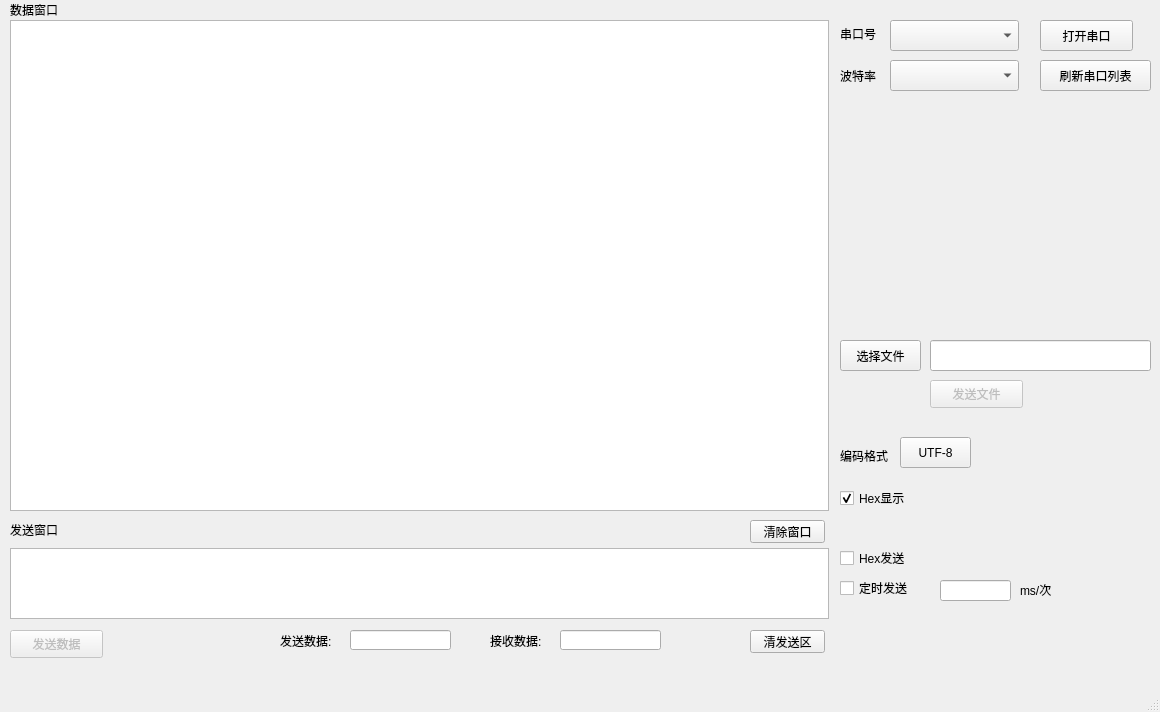
The window that ser_prj/untitled.ui (getBossMuchMoney/pyqt_serialTool) describes before a commit, drawn with Qt 5.
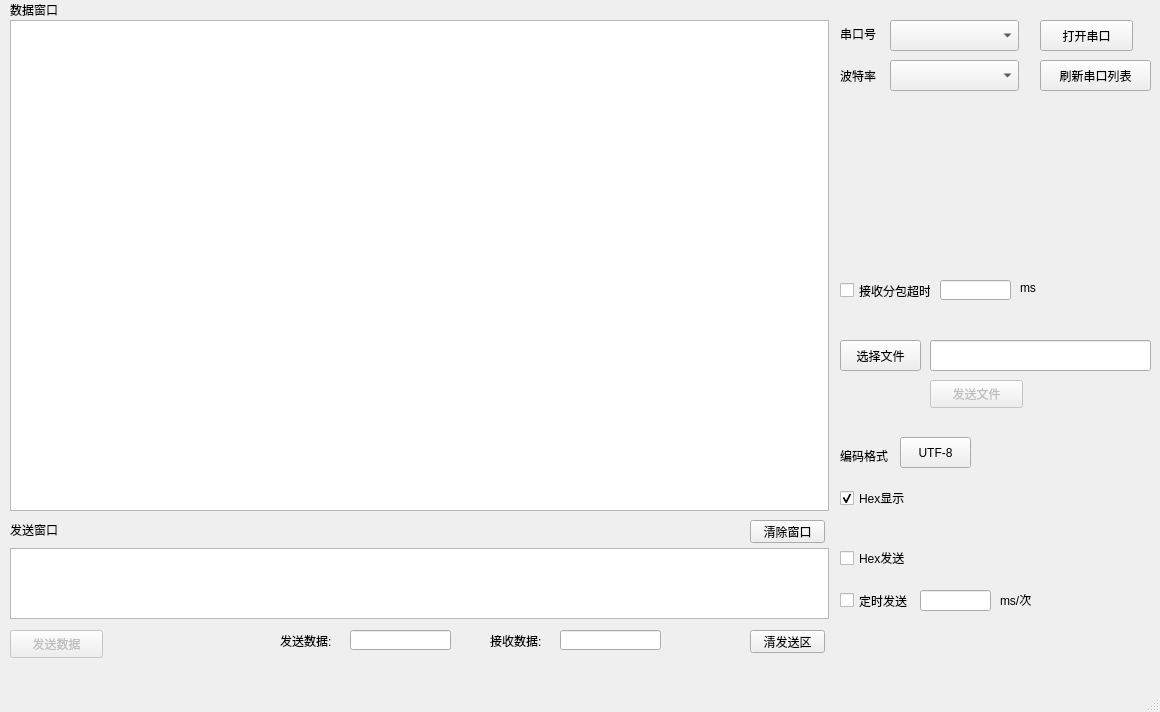
The same window after the commit.

Commit message: add subpackage function

What changed in the file:
```diff
--- a/ser_prj/untitled.ui
+++ b/ser_prj/untitled.ui
@@ -13,6 +13,9 @@
   <property name="windowTitle">
    <string>串口助手beta版</string>
   </property>
+  <property name="layoutDirection">
+   <enum>Qt::LeftToRight</enum>
+  </property>
   <widget class="QWidget" name="centralwidget">
    <widget class="QTextEdit" name="Data_Display">
     <property name="geometry">
@@ -221,8 +224,8 @@
    <widget class="QLineEdit" name="send_freq">
     <property name="geometry">
      <rect>
-      <x>940</x>
-      <y>580</y>
+      <x>920</x>
+      <y>590</y>
       <width>71</width>
       <height>21</height>
      </rect>
@@ -243,8 +246,8 @@
    <widget class="QLabel" name="label_5">
     <property name="geometry">
      <rect>
-      <x>1020</x>
-      <y>580</y>
+      <x>1000</x>
+      <y>590</y>
       <width>54</width>
       <height>20</height>
      </rect>
@@ -257,9 +260,9 @@
     <property name="geometry">
      <rect>
       <x>840</x>
-      <y>580</y>
+      <y>590</y>
       <width>91</width>
-      <height>16</height>
+      <height>21</height>
      </rect>
     </property>
     <property name="text">
@@ -386,6 +389,51 @@
      <string>接收数据:</string>
     </property>
    </widget>
+   <widget class="QLineEdit" name="recSubpackageTimeOut_input">
+    <property name="geometry">
+     <rect>
+      <x>940</x>
+      <y>280</y>
+      <width>71</width>
+      <height>20</height>
+     </rect>
+    </property>
+    <property name="layoutDirection">
+     <enum>Qt::LeftToRight</enum>
+    </property>
+    <property name="echoMode">
+     <enum>QLineEdit::Normal</enum>
+    </property>
+    <property name="alignment">
+     <set>Qt::AlignRight|Qt::AlignTrailing|Qt::AlignVCenter</set>
+    </property>
+   </widget>
+   <widget class="QLabel" name="label_10">
+    <property name="geometry">
+     <rect>
+      <x>1020</x>
+      <y>280</y>
+      <width>21</width>
+      <height>16</height>
+     </rect>
+    </property>
+    <property name="text">
+     <string>ms</string>
+    </property>
+   </widget>
+   <widget class="QCheckBox" name="subpackageCheck">
+    <property name="geometry">
+     <rect>
+      <x>840</x>
+      <y>280</y>
+      <width>91</width>
+      <height>21</height>
+     </rect>
+    </property>
+    <property name="text">
+     <string>接收分包超时</string>
+    </property>
+   </widget>
   </widget>
   <widget class="QMenuBar" name="menubar">
    <property name="geometry">
```
Left out of the diff: 19 changed lines with no effect on the pictures. The commit also changes 2 other files.
